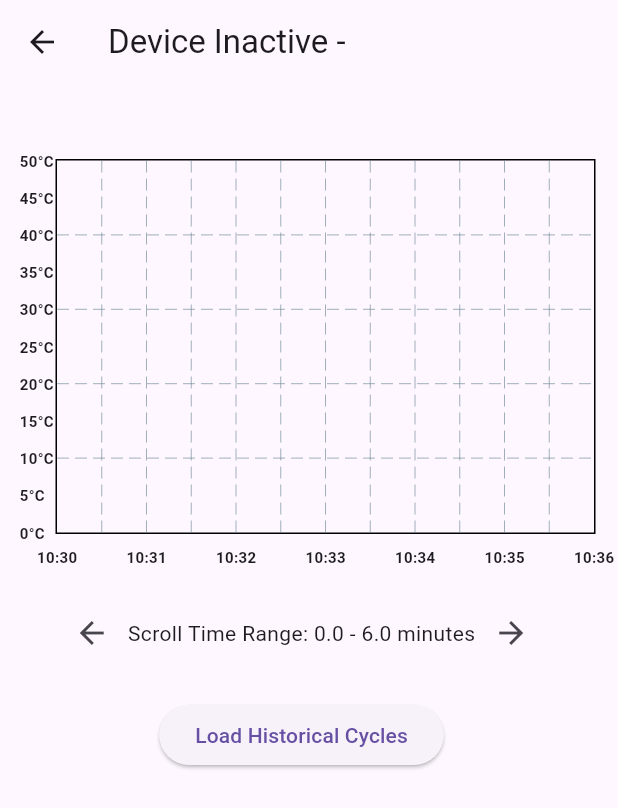
After one commit to zzzyqyf/MAB, a Flutter app: the TempVsTimeGraph screen opened directly, after a tap on the "arrow back" icon, on a phone screen of 412 x 824 dp. The commit adds this screen. Shown: the top 808 px of the screen. Run offline on Flutter 3.47's test engine with Material 3 defaults, Android fonts, the phone set to English and light mode, and no system bars; drawn by our look-alikes of fl_chart; our stand-ins replace device_preview, flutter_local_notifications, flutter_tts, font_awesome_flutter, google_fonts, hive and 1 more; missing offline and left inert: mqtt_client; accounts and stored records are empty.

Commit message:
graph plotting when off problem solved

```diff
--- a/lib/deviceMnanger.dart
+++ b/lib/deviceMnanger.dart
@@ -1,4 +1,5 @@
 import 'dart:async';
+import 'package:fl_chart/fl_chart.dart';
 import 'package:flutter/foundation.dart';
 import 'package:hive/hive.dart';
 import 'package:hive_flutter/hive_flutter.dart';
@@ -7,10 +8,12 @@ import 'package:uuid/uuid.dart';
 import 'package:flutter_local_notifications/flutter_local_notifications.dart'; // Add this package for notifications
 
 class DeviceManager extends ChangeNotifier {
+    bool _isDeviceActive = false; // Default device status (inactive)
+
   Box? _deviceBox;
   final Map<String, MqttService> _mqttServices = {};
   final Map<String, Timer> _inactivityTimers = {};
-  final double temperatureThreshold = 40.0;
+  final double temperatureThreshold = 32.0;
   final double humidityThreshold = 20.0;
   final int criticalDuration = 10; // In seconds
 
@@ -18,10 +21,24 @@ class DeviceManager extends ChangeNotifier {
   DateTime? humidityThresholdStartTime;
   Map<String, dynamic> _sensorData = {};
   Map<String, dynamic> get sensorData => _sensorData;
+  bool get isDeviceActive => _isDeviceActive;
 
   // For notifications
   FlutterLocalNotificationsPlugin flutterLocalNotificationsPlugin = FlutterLocalNotificationsPlugin();
 
+  void updateSensorData(String deviceId, double? temperature, double? humidity, int? light) {
+    if (!sensorData.containsKey(deviceId)) {
+      sensorData[deviceId] = {
+        'temperatureHistory': <double>[],
+      };
+    }
+
+    if (temperature != null) {
+      sensorData[deviceId]!['temperatureHistory']!.add(temperature);
+    }
+
+    notifyListeners();
+  }
   DeviceManager() {
     initHive();
     _initializeNotifications(); // Initialize notifications
@@ -83,6 +100,8 @@ class DeviceManager extends ChangeNotifier {
     final mqttService = MqttService(
       id: deviceId,
       onDataReceived: (temperature, humidity, lightState) {
+               // displayCriticalStatus("good", deviceId);
+
         print("Data received: Temp=$temperature, Humidity=$humidity, Light=$lightState");
 
         _sensorData = {
@@ -97,6 +116,8 @@ class DeviceManager extends ChangeNotifier {
         _markDeviceOnline(deviceId);
         _updateDisconnectionTime(deviceId, DateTime.now(), 'online');
         monitorSensors(temperature!, humidity!, deviceId);
+       // displayCriticalStatus("good", deviceId);
+
       },
       onDeviceConnectionStatusChange: (deviceId, status) {
         updateDeviceStatus(deviceId, status);
@@ -117,6 +138,8 @@ class DeviceManager extends ChangeNotifier {
       }
 
       final isDataReceived = mqttService.isDataReceived(deviceId);
+          print("Periodic check for device $deviceId: isDataReceived=$isDataReceived");
+
       if (!isDataReceived) {
         updateDeviceStatus(deviceId, 'offline');
         displayCriticalStatus("no data", deviceId);
@@ -130,62 +153,117 @@ class DeviceManager extends ChangeNotifier {
   final device = _deviceBox?.get(deviceId);
   if (device != null) {
     device['status'] = newStatus;
+    if (newStatus == 'offline') {
+      device['sensorStatus'] = 'no data'; // Set sensor status to "no data" when offline
+    }
     _deviceBox?.put(deviceId, device);
-      notifyListeners();
+
+    // Update device active status based on new status
+    deviceIsActive(deviceId); // This will update _isDeviceActive
   }
 }
+
+
 
   /// Mark a device as online
   void _markDeviceOnline(String deviceId) {
     updateDeviceStatus(deviceId, 'online');
+
   }
 
-  /// Monitor sensors for critical thresholds
-  void monitorSensors(double temp, double humidity, String deviceId) {
+/// Check if a device is active
+// Update the device status check and notify listeners
+bool deviceIsActive(String deviceId) {
+  final device = _deviceBox?.get(deviceId);
+
+  if (device != null) {
+    final status = device['status'];
+    final sensorStatus = device['sensorStatus'];
+
+    // A device is considered active if:
+    // - It is online
+    // - It has received sensor data (i.e., it's not marked as "no data")
+    final isActive = status == 'online' && sensorStatus != 'no data';
+
+    _isDeviceActive = isActive; // Update the _isDeviceActive state
+    notifyListeners(); // Notify listeners about the change
+    return isActive;
+  }
+
+  _isDeviceActive = false; // If device is not found or inactive, mark it as inactive
+  notifyListeners();
+  return false;
+}
+
+
+  bool isCritical = false; // Flag to check if the device is in a critical state
+
+void monitorSensors(double? temp, double humidity, String deviceId) {
   final now = DateTime.now();
+  bool isTempCritical = false;
+  bool isHumidityCritical = false;
+  bool isHumNull=false;
+
 
   // Check temperature
-    if (temp > temperatureThreshold) {
-      tempThresholdStartTime ??= now; // Set start time if not already set
+  if (temp==null){
+    displayCriticalStatus("no data in temperture ok?", deviceId);
+  }
+ else if (temp > temperatureThreshold) {
+    tempThresholdStartTime ??= now;
     if (now.difference(tempThresholdStartTime!).inSeconds >= criticalDuration) {
-        displayCriticalStatus("Critical", deviceId);
+      isTempCritical = true;
     }
   } else {
-      tempThresholdStartTime = null;
-      displayCriticalStatus("good", deviceId); // Reset if within safe range
+    tempThresholdStartTime = null; // Reset start time
   }
 
   // Check humidity
+   if (isHumNull==true){
+    displayCriticalStatus("no data", deviceId);
+  }
   if (humidity < humidityThreshold) {
     humidityThresholdStartTime ??= now;
     if (now.difference(humidityThresholdStartTime!).inSeconds >= criticalDuration) {
-        displayCriticalStatus("Critical", deviceId);
+      isHumidityCritical = true;
     }
   } else {
-      humidityThresholdStartTime = null;
+    humidityThresholdStartTime = null; // Reset start time
+  }
+
+  // If any sensor is critical, update status to "Critical"
+  if (isTempCritical || isHumidityCritical) {
+    displayCriticalStatus("Critical", deviceId);
+  } else {
+    // If neither is critical, reset to "good"
     displayCriticalStatus("good", deviceId);
   }
 }
 
+
   /// Display a critical status for a device
   void displayCriticalStatus(String sensorType, String deviceId) {
   final device = _deviceBox?.get(deviceId);
-    if (device != null &&sensorType == "no data") {
+
+  if (device != null) {
+    if (device['sensorStatus'] != sensorType) {
+      // Update the sensorStatus only if it's different
       device['sensorStatus'] = sensorType;
-      _deviceBox?.put(deviceId, device);
-      frequency(sensorType,  deviceId);
+      _deviceBox?.put(deviceId, device); // Save updated device
+      print("Sensor status updated to $sensorType for device $deviceId.");
 
+      // Call frequency function if necessary
+      frequency(sensorType, deviceId);
+
+      // Notify listeners
       notifyListeners();
     }
-    print("$sensorType has been in the threshold for $criticalDuration seconds!");
-    print("Notifications Box: ${Hive.box('notificationsBox').values}");
+  } else {
+    print("Device not found for ID: $deviceId.");
+  }
+}
 
 
-    // Show notification for critical status
-  ///  if (sensorType == "no data") {
-//frequency(sensorType,  deviceId);
-   // }
-  }
 Map<String, DateTime> lastNotificationTime = {};
 
 void frequency(String sensorType, String deviceId) {
@@ -293,7 +371,7 @@ final deviceId = uuid.v4();  // Generates a random UUID
         updateDeviceStatus(deviceId, 'offline');
         _startPeriodicStatusCheck(deviceId);
       }
-       if (_deviceBox?.get(deviceId)?['sensorStatus'] == 'no data') {
+       if (_deviceBox?.get(deviceId)?['status'] == 'offline') {
            displayCriticalStatus("no data", deviceId);
           _updateDisconnectionTime(deviceId, DateTime.now(), 'offline');
                   _startPeriodicStatusCheck(deviceId);
--- /dev/null
+++ b/lib/graph.dart
@@ -0,0 +1,348 @@
+import 'dart:async';
+
+import 'package:flutter/material.dart';
+import 'package:fl_chart/fl_chart.dart';
+import 'package:flutter_application_final/DeviceIdProvider.dart';
+import 'package:flutter_application_final/deviceMnanger.dart';
+import 'package:flutter_application_final/mqttservice.dart';
+import 'package:hive/hive.dart';
+import 'package:hive_flutter/hive_flutter.dart';
+import 'package:provider/provider.dart';
+import 'package:intl/intl.dart';
+
+class TempVsTimeGraph extends StatefulWidget {
+  final String deviceId; // The deviceId will be passed dynamically
+
+  TempVsTimeGraph({required this.deviceId});
+
+  @override
+  _TempVsTimeGraphState createState() => _TempVsTimeGraphState();
+}
+
+class _TempVsTimeGraphState extends State<TempVsTimeGraph> {
+  double minX = 0;
+  double maxX = 6;
+  List<FlSpot> spots = [];
+  DateTime startTime = DateTime.now();
+  bool isStartTimeSet = false;
+  late Box spotBox;
+  late Box cycleBox;
+    Map<String, dynamic> sensorData = {}; // Placeholder for sensor data
+  late Timer _timer;  // Declare the timer
+
+List<List<FlSpot>> historicalCycles = [];  // New list to store historical cycles
+  @override
+  void initState() {
+    super.initState();
+    _initializeHive();
+        _startPeriodicCheck(); // Start periodic check
+
+  }
+
+  Future<void> _initializeHive() async {
+    spotBox = await Hive.openBox('temperatureData');
+    cycleBox = await Hive.openBox('cycleData');  // New box for completed cycles
+    _loadData();
+    // clearSpotBox();
+      //printSpotBoxContents(); // Print the contents after loading data
+//clearCycleBox();
+  }
+
+  /*
+void clearSpotBox() async {
+  await spotBox.clear(); // Clears all data in the box
+  setState(() {
+    spots.clear();
+    historicalCycles.clear();
+    startTime = DateTime.now();
+    isStartTimeSet = false;
+  });
+  print("SpotBox cleared successfully.");
+}
+void clearCycleBox() async {
+  await cycleBox.clear();
+  setState(() {
+    print("CycleBox cleared successfully.");
+  });
+}
+
+void printCycleBoxContents() {
+  print("CycleBox Contents:");
+  for (var key in cycleBox.keys) {
+    print("$key: ${cycleBox.get(key)}");
+  }
+}
+
+
+*/
+void _startPeriodicCheck() {
+    _timer = Timer.periodic(Duration(seconds: 5), (timer) {
+      _generateTemperatureData(sensorData); // Check data periodically
+    });
+  }
+  void loadHistoricalCycles() {
+    int counter = 0;
+    final allCycles = cycleBox.values.toList(); // Retrieve all stored cycles
+    for (var cycle in allCycles) {
+      print(cycle);
+      counter++; // Each cycle is a List of {time, data} maps
+    }
+  }
+
+  void _loadData() {
+    //what does this do   final storedData = spotBox.get('spots', defaultValue: []);
+  final storedData = spotBox.get('spots', defaultValue: []);
+  final storedStartTime = spotBox.get('startTime', defaultValue: DateTime.now().toIso8601String());
+
+  setState(() {
+    spots = (storedData as List<dynamic>)
+        .map((item) => FlSpot(item['x'], item['y']))
+        .toList();
+    startTime = DateTime.parse(storedStartTime);
+
+
+  });
+}
+
+
+  void _saveData() {
+  final dataToSave = spots.map((spot) => {'x': spot.x, 'y': spot.y}).toList();
+  //final cyclesToSave = historicalCycles.map((cycle) => cycle.map((spot) => {'x': spot.x, 'y': spot.y}).toList()).toList();
+  spotBox.put('spots', dataToSave);
+  spotBox.put('startTime', startTime.toIso8601String());
+  //spotBox.put('historicalCycles', cyclesToSave);  // Save the historical cycles
+}
+
+  @override
+  void dispose() {
+      _saveData(); // Save data when leaving the page
+    spotBox.close();
+    super.dispose();
+  }
+
+  String formatTime(DateTime time) {
+    return DateFormat('HH:mm').format(time);
+  }
+//isDataReceived and periodic check
+void testingConnection(){
+//mqttService.isDataReceived();
+        //_generateTemperatureData();
+
+}
+
+//ask chatgpt of they start generating in the first place
+  void _generateTemperatureData(Map<String, dynamic> sensorData) {
+  DateTime currentTime = DateTime.now();
+
+  // Use device manager to check device status
+  final deviceManager = Provider.of<DeviceManager>(context, listen: false);
+  if (sensorData.isEmpty || !deviceManager.deviceIsActive(widget.deviceId)) { // Check device status
+    return;
+  }
+
+  if (!isStartTimeSet) {
+    startTime = currentTime;
+    isStartTimeSet = true;
+  }
+
+  sensorData.entries
+      .where((entry) => entry.key.contains('temperature'))
+      .forEach((entry) {
+    final temperature = double.tryParse(entry.value.toString()) ?? 0.0;
+    final timeElapsed = currentTime.difference(startTime).inMinutes.toDouble();
+    final spot = FlSpot(timeElapsed, temperature);
+
+    spots.add(spot);
+  });
+
+  spots.sort((a, b) => a.x.compareTo(b.x));
+  if (spots.isNotEmpty && spots.last.x > 3) {
+    if (mounted) {
+      WidgetsBinding.instance.addPostFrameCallback((_) async {
+        setState(() {
+          final cycleId = DateTime.now().millisecondsSinceEpoch.toString();
+
+          final List<Map<String, dynamic>> cycleEntries = spots.map((spot) {
+            final timestamp = startTime.add(Duration(
+                minutes: spot.x.toInt(),
+                seconds: ((spot.x - spot.x.toInt()) * 60).toInt()));
+            return {
+              'id': cycleId,
+              'time': timestamp.toIso8601String(),
+              'data': spot.y,
+              'cycleStartTime': startTime.toIso8601String(),
+              'deviceId': widget.deviceId,
+            };
+          }).toList();
+
+          for (var entry in cycleEntries) {
+            cycleBox.add(entry);
+          }
+
+          startTime = DateTime.now();
+          isStartTimeSet = false;
+          spots.clear();
+        });
+
+        _saveData(); // Save the cleared state of current data
+      });
+    }
+  }
+}
+
+
+
+  @override
+  Widget build(BuildContext context) {
+    return Consumer<DeviceManager>(
+      builder: (context, deviceManager, child) {
+        final sensorData = deviceManager.sensorData;
+        _generateTemperatureData(sensorData);
+      final isActive = deviceManager.isDeviceActive;
+
+        final visibleSpots = spots.where((spot) {
+          return spot.x >= minX && spot.x <= maxX;
+        }).toList();
+
+        return Scaffold(
+          appBar: AppBar(
+          title: Text('${isActive ? "Device Active" : "Device Inactive"} - ${widget.deviceId}'),
+          ),
+          body: Padding(
+            padding: const EdgeInsets.only(
+              top: 50.0,
+              left: 5.0,
+              right: 15.0,
+              bottom: 300.0,
+            ),
+            child: Column(
+              children: [
+                Expanded(
+                  child: LineChart(
+                    LineChartData(
+                      gridData: FlGridData(show: true),
+                      titlesData: FlTitlesData(
+                        bottomTitles: AxisTitles(
+                          sideTitles: SideTitles(
+                            showTitles: true,
+                            reservedSize: 32,
+                            interval: 1,
+                            getTitlesWidget: (value, titleMeta) {
+                              DateTime xTime = startTime.add(Duration(minutes: value.toInt()));
+                              return Padding(
+                                padding: const EdgeInsets.only(top: 8.0),
+                                child: Text(
+                                  formatTime(xTime),
+                                  style: TextStyle(fontSize: 10, fontWeight: FontWeight.bold),
+                                ),
+                              );
+                            },
+                          ),
+                        ),
+                        leftTitles: AxisTitles(
+                          sideTitles: SideTitles(
+                            showTitles: true,
+                            reservedSize: 32,
+                            interval: 5,
+                            getTitlesWidget: (value, titleMeta) {
+                              return Padding(
+                                padding: const EdgeInsets.only(left: 8.0),
+                                child: Text(
+                                  '${value.toInt()}°C',
+                                  style: TextStyle(fontSize: 10, fontWeight: FontWeight.bold),
+                                ),
+                              );
+                            },
+                          ),
+                        ),
+                        topTitles: AxisTitles(
+                          sideTitles: SideTitles(showTitles: false),
+                        ),
+                        rightTitles: AxisTitles(
+                          sideTitles: SideTitles(showTitles: false),
+                        ),
+                      ),
+                      borderData: FlBorderData(show: true),
+                      minX: minX,
+                      maxX: maxX,
+                      minY: 0,
+                      maxY: 50,
+                      lineBarsData: [
+                        LineChartBarData(
+                          spots: visibleSpots,
+                          isCurved: true,
+                          color: Colors.blue,
+                          belowBarData: BarAreaData(
+                            show: true,
+                            color: Colors.blue.withOpacity(0.3),
+                          ),
+                        ),
+                      ],
+                    ),
+                  ),
+                ),
+                Padding(
+                  padding: const EdgeInsets.symmetric(vertical: 10.0),
+                  child: Row(
+                    mainAxisAlignment: MainAxisAlignment.center,
+                    children: [
+                      IconButton(
+                        icon: Icon(Icons.arrow_back),
+                        onPressed: () {
+                          setState(() {
+                            if (minX > 0) {
+                              minX -= 1;
+                              maxX -= 1;
+                            }
+                          });
+                        },
+                      ),
+                      Text('Scroll Time Range: $minX - $maxX minutes'),
+                      IconButton(
+                        icon: Icon(Icons.arrow_forward),
+                        onPressed: () {
+                          setState(() {
+                            if (maxX < 24) {
+                              minX += 1;
+                              maxX += 1;
+                            }
+                          });
+                        },
+                      ),
+                    ],
+                  ),
+                ),
+                Padding(
+                  padding: const EdgeInsets.symmetric(vertical: 10.0),
+                  child: Row(
+                    mainAxisAlignment: MainAxisAlignment.center,
+                    children: [
+                      ElevatedButton(
+                        onPressed: () {
+                          loadHistoricalCycles(); // Trigger the method
+                        },
+                        child: Text("Load Historical Cycles"),
+                      ),
+                    ],
+                  ),
+                ),
+              ],
+            ),
+          ),
+        );
+      },
+    );
+  }
+}
+
+void main() async {
+  await Hive.initFlutter();
+  runApp(
+    ChangeNotifierProvider(
+      create: (_) => DeviceManager(),
+      child: MaterialApp(
+        home: TempVsTimeGraph(deviceId: ''), // Pass the deviceId dynamically
+      ),
+    ),
+  );
+}
--- a/pubspec.yaml
+++ b/pubspec.yaml
@@ -34,8 +34,7 @@ dependencies:
   google_fonts: ^6.2.1
   provider: ^6.0.0
   device_preview: ^1.0.0
-  fl_chart: ^0.40.0
-  #flutter_tts: ^3.6.0
+  fl_chart: ^0.65.0
   flutter_tts: ^3.6.3
   path_provider: ^2.0.0
   mqtt_client: ^10.5.1
@@ -43,6 +42,7 @@ dependencies:
   hive_flutter: ^1.1.0
   uuid: ^3.0.6  # Check for the latest version on pub.dev
   flutter_local_notifications: ^18.0.1
+  intl: ^0.19.0
 
 
 
@@ -56,6 +56,8 @@ dependencies:
   # The following adds the Cupertino Icons font to your application.
   # Use with the CupertinoIcons class for iOS style icons.
   cupertino_icons: ^1.0.2
+  syncfusion_flutter_charts: ^28.1.36
+  syncfusion_flutter_datepicker: ^28.1.36
 
 dev_dependencies:
   flutter_test:
```
Also changed, not shown: lib/DeviceIdProvider.dart (added, +24 -0 lines), lib/graphProvider.dart (added, +70 -0 lines), lib/main.dart (+42 -11 lines), lib/mqttservice.dart (+8 -3 lines), lib/overview.dart (+7 -3 lines), lib/sensroModel.dart (added, +25 -0 lines), pubspec.lock, 3 other files. Lines whose indentation alone changed are shown as unchanged.
